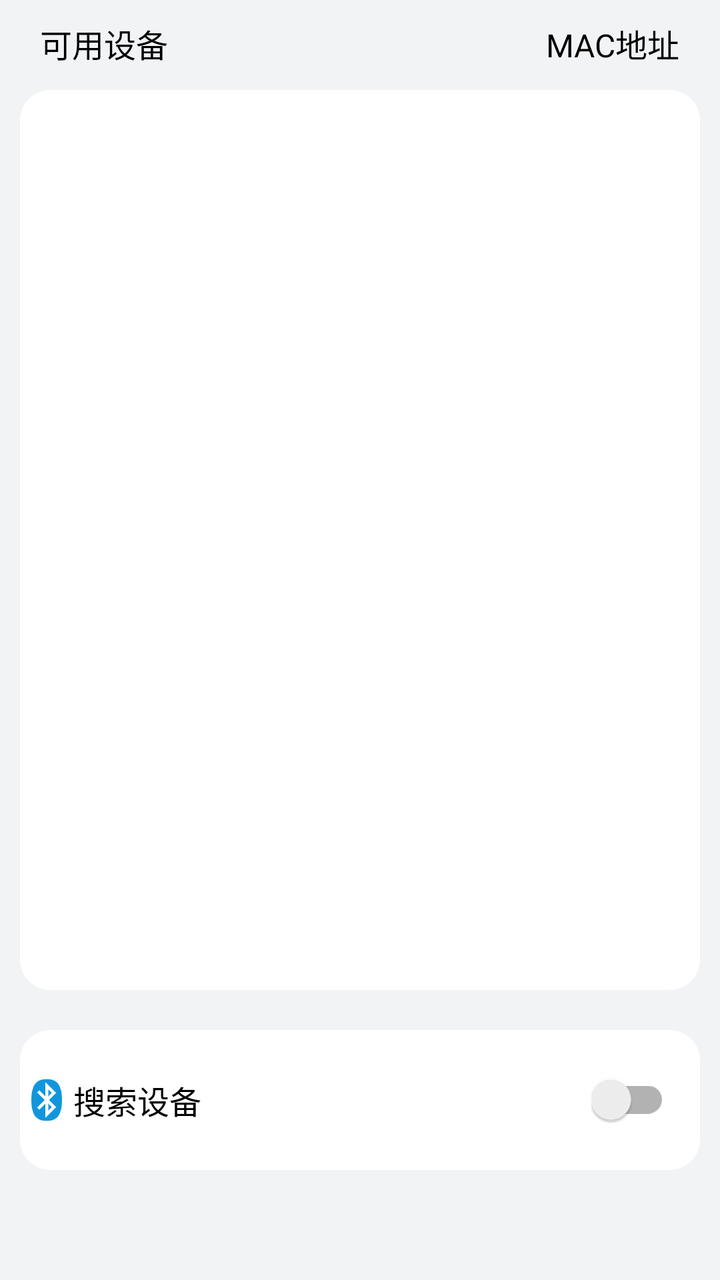
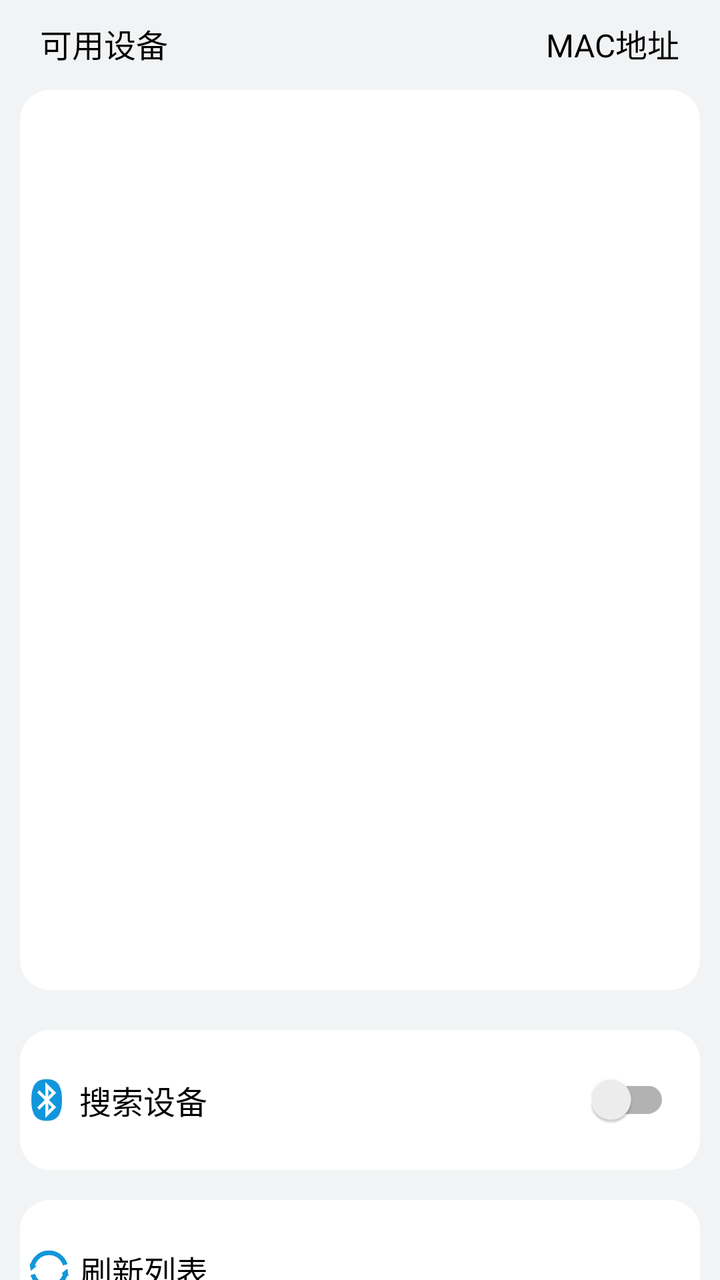

Compare the two renders of this Android layout. The source of the first and the diff that turns it into the second are given below.
<!-- AndroidManifest.xml: application theme test -->
<!-- res/layout/activity_ble.xml -->
<?xml version="1.0" encoding="utf-8"?>
<LinearLayout xmlns:android="http://schemas.android.com/apk/res/android"
    xmlns:tools="http://schemas.android.com/tools"
    android:id="@+id/ble"
    android:layout_width="match_parent"
    android:layout_height="match_parent"
    android:background="@color/GrayBackgroundColor"
    android:fitsSystemWindows="true"
    android:orientation="vertical"
    tools:context=".MainActivity">

    
    <LinearLayout
        android:layout_width="match_parent"
        android:layout_height="40dp"
        android:orientation="horizontal">
        <TextView
            android:layout_width="wrap_content"
            android:layout_height="wrap_content"
            android:layout_marginLeft="20dp"
            android:layout_marginTop="10dp"
            android:text="@string/available_equipment"
            android:textColor="@color/black"
            android:textSize="16sp" />
        
        <TextView
            android:layout_width="0dp"
            android:layout_height="match_parent"
            android:layout_weight="1" />
        <TextView
            android:layout_width="wrap_content"
            android:layout_height="wrap_content"
            android:layout_marginRight="20dp"
            android:layout_marginTop="10dp"
            android:text="MAC地址"
            android:textColor="@color/black"
            android:textSize="16sp" />
    </LinearLayout>
    <ListView
        android:id="@+id/discover_device_list"
        android:layout_width="match_parent"
        android:layout_height="450dp"
        android:layout_marginLeft="10dp"
        android:layout_marginTop="5dp"
        android:layout_marginRight="10dp"
        android:layout_marginBottom="10dp"
        android:background="@drawable/bac_white_corners"
        android:listSelector="@android:color/transparent" />
    
    <RelativeLayout
        android:layout_width="match_parent"
        android:layout_height="70dp"
        android:layout_margin="10dp"
        android:background="@drawable/bac_white_corners">
        <LinearLayout
            android:id="@+id/bluetooth_icon"
            android:layout_width="wrap_content"
            android:layout_height="wrap_content"
            android:layout_centerVertical="true"
            android:orientation="horizontal">
            <ImageView
                android:id="@+id/icon_BlueTooth"
                android:layout_width="wrap_content"
                android:layout_height="wrap_content"
                android:layout_gravity="center_vertical|left"
                android:src="@mipmap/icon_bluetooth" />
            <TextView
                android:layout_width="wrap_content"
                android:layout_height="wrap_content"
                android:layout_gravity="center"
                android:text="@string/search_device"
                android:textColor="@color/black"
                android:textSize="16sp" />
        </LinearLayout>
        <androidx.appcompat.widget.SwitchCompat
            android:id="@+id/st_main_blue"
            android:layout_width="wrap_content"
            android:layout_height="wrap_content"
            android:layout_alignParentEnd="true"
            android:layout_centerVertical="true"
            android:layout_gravity="center"
            android:layout_marginEnd="15dp"
            android:showText="false"
            android:splitTrack="false" />
    </RelativeLayout>
    

</LinearLayout>
<!-- resources referenced by this layout -->
<resources>
  <color name="GrayBackgroundColor">#F1F3F5</color>
  <color name="black">#FF000000</color>
  <!-- drawable bac_white_corners (drawable) -->
  <?xml version="1.0" encoding="utf-8"?>
  <shape xmlns:android="http://schemas.android.com/apk/res/android">
      <solid android:color="@color/white" />
      <corners android:radius="15dp" />
  </shape>
  <!-- mipmap icon_bluetooth: png bitmap (mipmap-xxhdpi, 2005 bytes) -->
  <string name="available_equipment">可用设备</string>
  <string name="search_device">搜索设备</string>
  <style name="test" parent="Theme.AppCompat.Light.DarkActionBar">
  
              
  
          <item name="colorPrimary">#107C8A</item>
          <item name="colorPrimaryDark">#107C8A</item>
          <item name="colorAccent">@color/colorAccent</item>
          <item name="android:textColorPrimary">@color/GrayBackgroundColor</item>
          <item name="colorPrimaryVariant">@color/background</item>
  
          <item name="android:actionBarSize">40dp</item>
  
  
      </style>
  <color name="white">#FFFFFFFF</color>
  <color name="colorAccent">#107C8A</color>
  <color name="background">#0E1921</color>
</resources>

<!-- the commit's change to res/layout/activity_ble.xml (unified diff, before → after) -->
@@ -68,6 +68,7 @@
                 android:layout_width="wrap_content"
                 android:layout_height="wrap_content"
                 android:layout_gravity="center"
+                android:layout_marginLeft="3dp"
                 android:text="@string/search_device"
                 android:textColor="@color/black"
                 android:textSize="16sp" />
@@ -81,8 +82,46 @@
             android:layout_gravity="center"
             android:layout_marginEnd="15dp"
             android:showText="false"
-            android:splitTrack="false" />
+            android:splitTrack="false"
+            android:checked="false" />
     </RelativeLayout>
+
     
+   <LinearLayout
+        android:layout_width="match_parent"
+        android:layout_height="70dp"
+        android:layout_marginLeft="10dp"
+        android:layout_marginTop="5dp"
+        android:layout_marginRight="10dp"
+        android:layout_gravity="center"
+        android:background="@drawable/bac_white_corners"
+        android:orientation="horizontal">
+        <ImageView
+            android:layout_width="25dp"
+            android:layout_height="25dp"
+            android:layout_gravity="center_vertical"
+            android:layout_marginLeft="2dp"
+            android:src="@drawable/refresh" />
+        <Button
+            android:layout_width="364dp"
+            android:layout_height="70dp"
+            android:id="@+id/button_refresh"
+            android:background="@null"
+            android:layout_marginLeft="3dp"
+            android:text="刷新列表"
+            android:textAlignment="textStart"
+            android:textColor="@color/black"
+            android:textSize="16sp" />
+    </LinearLayout>
+
+    
+    <TextView
+        android:id="@+id/tv_state"
+        android:layout_width="wrap_content"
+        android:layout_height="wrap_content"
+        android:layout_gravity="center"
+        android:paddingBottom="8dp"
+        android:text="状态: 未连接"
+        android:textSize="16sp" />
 
 </LinearLayout>
<!-- resource entries referenced after the edit -->
@@ -8,6 +8,7 @@
       <solid android:color="@color/white" />
       <corners android:radius="15dp" />
   </shape>
+  <!-- drawable refresh: png bitmap (drawable, 7678 bytes) -->
   <!-- mipmap icon_bluetooth: png bitmap (mipmap-xxhdpi, 2005 bytes) -->
   <string name="available_equipment">可用设备</string>
   <string name="search_device">搜索设备</string>
